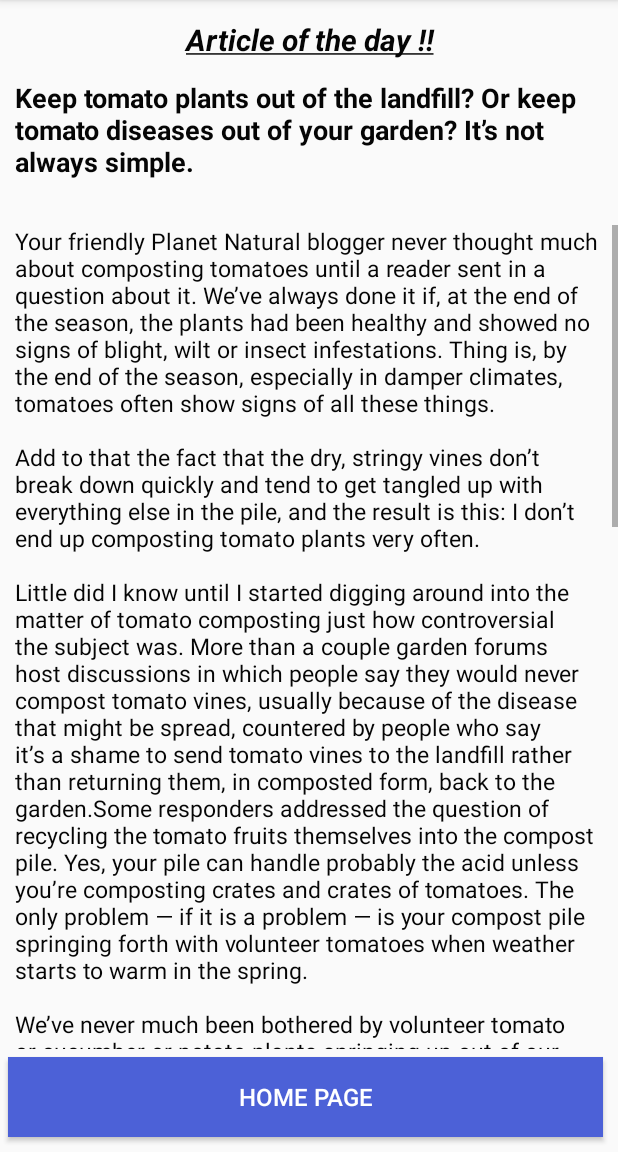
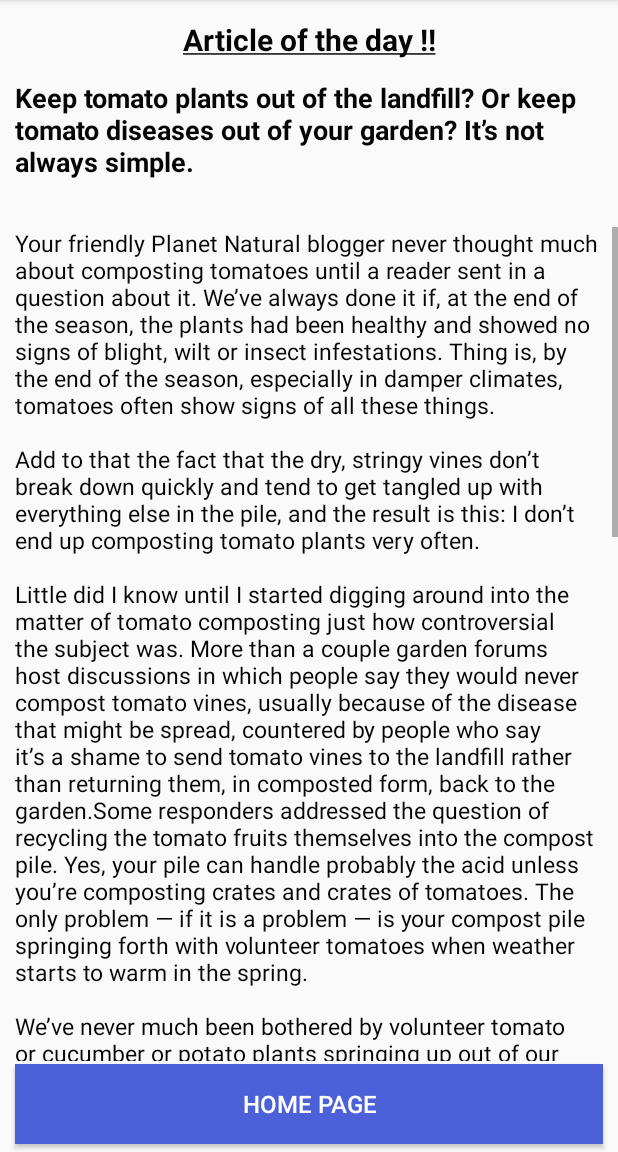
Before and after one commit to harshpatil/Compost-Crossing, an Android app: the Article screen opened directly, with no data from a screen before it, on a phone screen of 412 x 824 dp, the part 84-1236 px from its top. Run offline under Robolectric (Android 15) with nearby library versions, the phone set to English and light mode, and no system bars.

Commit message:
Modified appearance

```diff
--- a/Compost-Crossing/app/src/main/res/layout/news_article.xml
+++ b/Compost-Crossing/app/src/main/res/layout/news_article.xml
@@ -11,11 +11,11 @@
         android:textColor="@color/articleHeader"
         android:textSize="20dp"
         android:gravity="center"
-        android:textStyle="bold|italic"
+        android:textStyle="bold"
         android:layout_height="0dp"
         android:layout_weight="0.7"
-        android:layout_marginLeft="5dp"
-        android:layout_marginRight="5dp"/>
+        android:layout_marginLeft="10dp"
+        android:layout_marginRight="10dp"/>
 
     <ScrollView
         android:layout_width="match_parent"
@@ -59,8 +59,8 @@
         android:gravity="center"
         android:layout_height="0dp"
         android:layout_weight="0.7"
-        android:layout_marginTop="5dp"
-        android:layout_marginLeft="5dp"
+        android:layout_marginTop="2dp"
+        android:layout_marginLeft="10dp"
         android:layout_marginRight="10dp"
-        android:layout_marginBottom="10dp"/>
+        android:layout_marginBottom="5dp"/>
 </LinearLayout>
```
